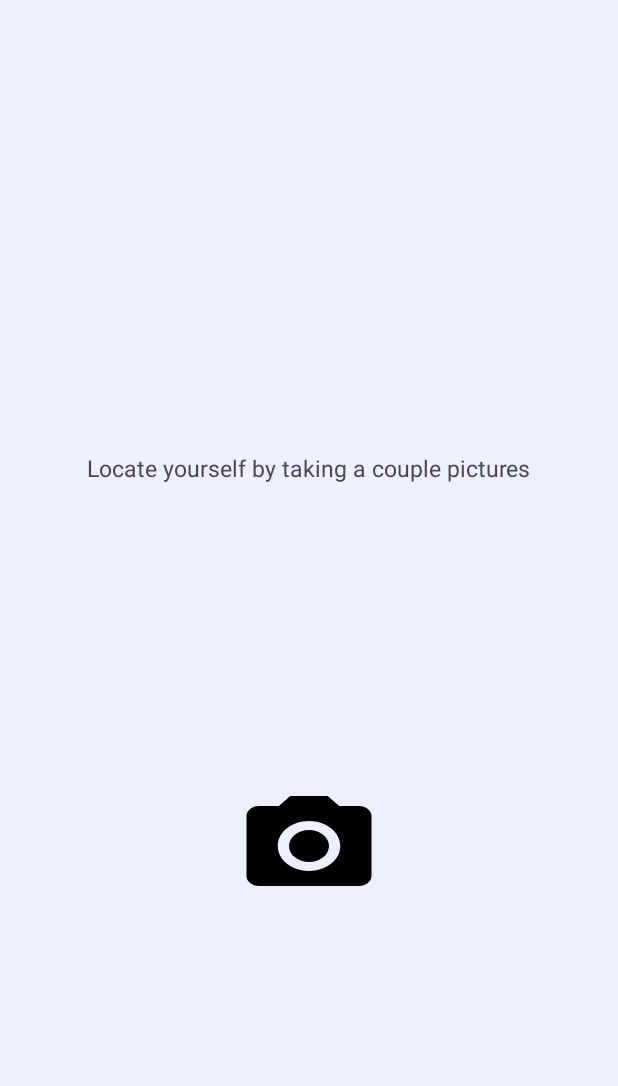
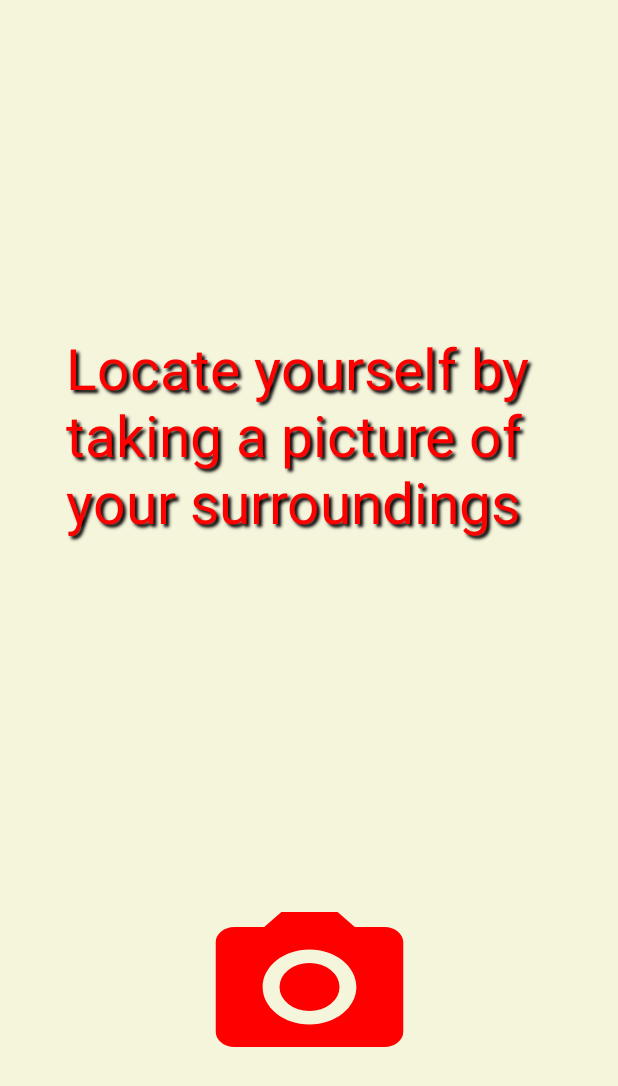
Before and after one commit to Akshat2923/akshat_nAvii, an Android app: the fragment homescreen shown on its own in the app's theme, on a phone screen of 412 x 824 dp. Shown: the top 1086 px of the screen. Run offline under Robolectric (Android 15) with nearby library versions, the phone set to English and light mode, and no system bars; our stand-ins replace Firebase (no records; nobody signed in at launch, a user with empty details on screens opened directly).

Commit message:
alot of stuff

```diff
--- a/app/src/main/res/layout/fragment_homescreen.xml
+++ b/app/src/main/res/layout/fragment_homescreen.xml
@@ -1,41 +1,41 @@
-<?xml version="1.0" encoding="utf-8"?>
-<FrameLayout xmlns:android="http://schemas.android.com/apk/res/android"
+<androidx.constraintlayout.widget.ConstraintLayout xmlns:android="http://schemas.android.com/apk/res/android"
     xmlns:app="http://schemas.android.com/apk/res-auto"
     xmlns:tools="http://schemas.android.com/tools"
     android:layout_width="match_parent"
     android:layout_height="match_parent"
-    android:background="@color/material_dynamic_primary95"
-    tools:context=".homescreen">
-
-    <!-- TODO: Update blank fragment layout -->
+    android:background="#F5F5DC">
 
 
     <TextView
         android:id="@+id/middle_text"
-        android:layout_width="wrap_content"
-        android:layout_height="wrap_content"
-        android:layout_gravity="center"
-        android:text="Locate yourself by taking a couple pictures"
-        android:layout_marginBottom="100dp"
-        android:textSize="15sp"
-        />
+        android:layout_width="0dp"
+        android:layout_height="0dp"
+        android:layout_marginStart="44dp"
+        android:layout_marginTop="219dp"
+        android:layout_marginEnd="44dp"
+        android:shadowColor="#000000"
+        android:shadowDx="3"
+        android:shadowDy="3"
+        android:shadowRadius="2"
+        android:text="Locate yourself by taking a picture of your surroundings"
+        android:textColor="#FF0000"
+        android:textSize="38sp"
+        app:layout_constraintBottom_toTopOf="@+id/button2"
+        app:layout_constraintEnd_toEndOf="parent"
+        app:layout_constraintStart_toStartOf="parent"
+        app:layout_constraintTop_toTopOf="parent" />
 
     <ImageButton
         android:id="@+id/button2"
-        android:layout_width="100dp"
-        android:layout_height="100dp"
-        android:layout_gravity="bottom|center_horizontal"
-        android:layout_marginBottom="200dp"
+        android:layout_width="150dp"
+        android:layout_height="0dp"
         android:background="?android:attr/selectableItemBackground"
         android:scaleType="fitCenter"
-        android:src="@drawable/baseline_camera_alt_24" />
-    <ImageView
-        android:id="@+id/click_image"
-        android:layout_width="350dp"
-        android:layout_height="450dp"
-        android:layout_marginStart="30dp"
-        android:layout_marginTop="70dp"
-        android:layout_marginBottom="10dp" />
+        android:src="@drawable/baseline_camera_alt_24"
+        app:layout_constraintBottom_toBottomOf="parent"
+        app:layout_constraintEnd_toEndOf="parent"
+        app:layout_constraintStart_toStartOf="parent"
+        app:layout_constraintTop_toBottomOf="@+id/middle_text"
+        app:tint="#FF0000" />
 
-
-</FrameLayout>
+</androidx.constraintlayout.widget.ConstraintLayout>
--- a/app/src/main/res/layout/fragment_instructions.xml
+++ b/app/src/main/res/layout/fragment_instructions.xml
@@ -2,6 +2,8 @@
     xmlns:tools="http://schemas.android.com/tools"
     android:layout_width="match_parent"
     android:layout_height="match_parent"
+    android:background="@color/material_dynamic_primary95"
+
     tools:context=".instructions">
 
     <TextView
@@ -15,7 +17,7 @@
         android:id="@+id/homeButton"
         android:layout_width="wrap_content"
         android:layout_height="wrap_content"
-        android:text="Home"
+        android:text="Return Home "
         android:layout_gravity="center_horizontal|bottom"
         android:layout_marginBottom="16dp"/>
 
```
Also changed, not shown: app/src/main/java/com/example/akshat_navii/MainActivity.kt (+8 -0 lines), app/src/main/java/com/example/akshat_navii/destination.kt (+66 -40 lines), app/src/main/java/com/example/akshat_navii/instructions.kt (+9 -41 lines), app/src/main/res/layout/activity_main.xml (+49 -11 lines), app/src/main/res/layout/fragment_camera_screen.xml (deleted, +0 -24 lines), app/src/main/res/layout/fragment_destination.xml (+37 -7 lines), app/src/main/res/values/arrays.xml (added, +14 -0 lines).
